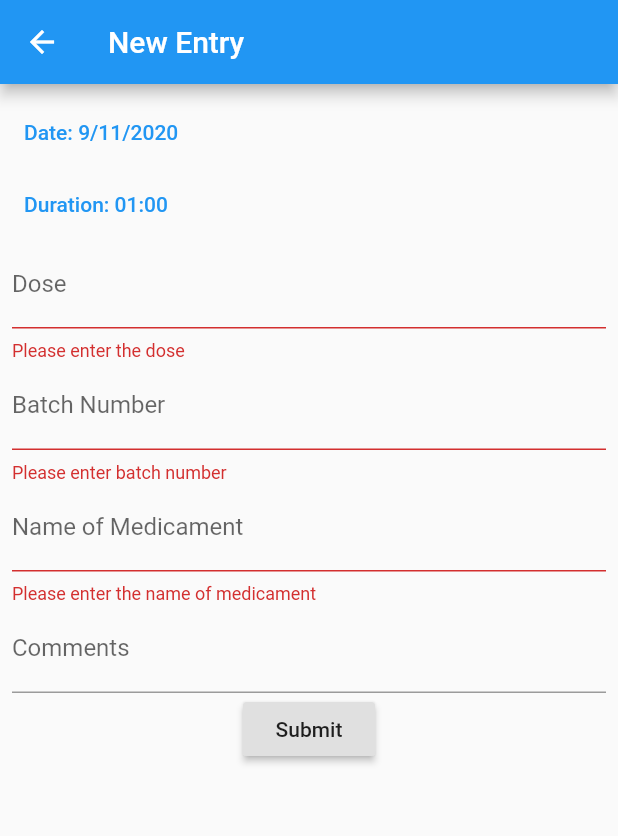
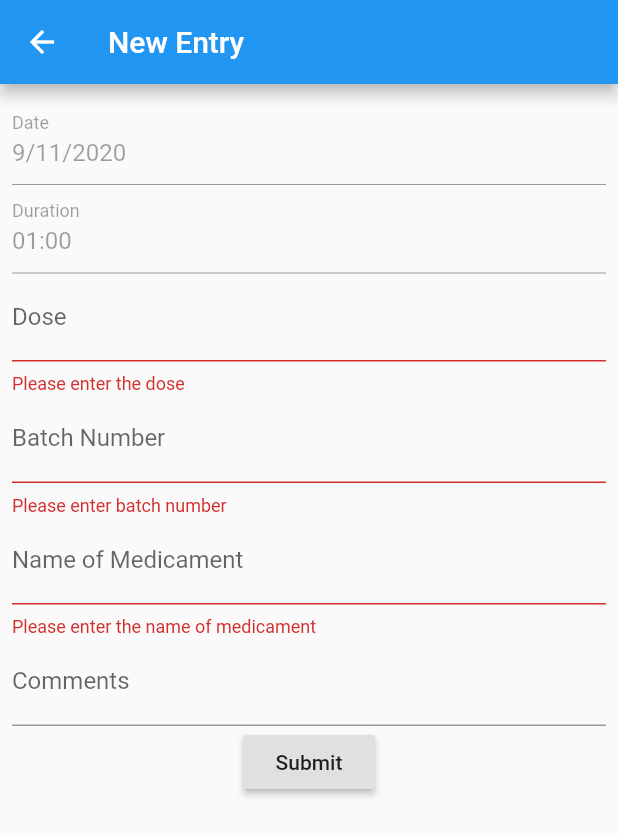
Before and after one commit to schnedo/therapy_calendar, a Flutter app: the AddMedicationEntry screen opened by its route, after a tap on "Submit", on a phone screen of 412 x 824 dp. Shown: the top 836 px of the screen. Run offline on Flutter 3.47's test engine with Material 2 defaults, Android fonts, the phone set to English and light mode, and no system bars; our stand-ins replace built_collection, built_value, flutter_bloc; missing offline and left inert: flutter_picker; generated files the repository leaves out were written again.

Commit message:
Assimilated date and duration input

```diff
--- a/lib/widgets/medication_entry/add.dart
+++ b/lib/widgets/medication_entry/add.dart
@@ -6,6 +6,8 @@ import 'package:therapy_calendar/generated/l10n.dart';
 import 'package:therapy_calendar/model/medication.dart';
 import 'package:therapy_calendar/model/medication_entry.dart';
 import 'package:therapy_calendar/widgets/medication/add.dart';
+
+String _formatValue(num number) => number.toString().padLeft(2, '0');
 
 class AddMedicationEntryFormField extends FormField<MedicationEntry> {
   AddMedicationEntryFormField(
@@ -21,8 +23,8 @@ class AddMedicationEntryFormField extends FormField<MedicationEntry> {
                 builder: (context) => Column(
                   crossAxisAlignment: CrossAxisAlignment.start,
                   children: [
-                    TextButton(
-                      onPressed: () {
+                    GestureDetector(
+                      onTap: () {
                         Picker(
                           adapter: DateTimePickerAdapter(
                             value: formState._builder.date,
@@ -36,12 +38,16 @@ class AddMedicationEntryFormField extends FormField<MedicationEntry> {
                           },
                         ).showModal(context);
                       },
-                      child:
-                          Text('${S.of(context).addMedicationEntryDateLabel}: '
-                              '${formState._date}'),
+                      child: TextField(
+                        decoration: InputDecoration(
+                            labelText:
+                                S.of(context).addMedicationEntryDateLabel),
+                        enabled: false,
+                        controller: formState._dateController,
+                      ),
                     ),
-                    TextButton(
-                      onPressed: () {
+                    GestureDetector(
+                      onTap: () {
                         Picker(
                           cancelText: S
                               .of(context)
@@ -87,10 +93,13 @@ class AddMedicationEntryFormField extends FormField<MedicationEntry> {
                           },
                         ).showModal(context);
                       },
-                      child: Text(
-                          '${S.of(context).addMedicationEntryDurationLabel}: '
-                          '${_formatValue(formState._hours)}:'
-                          '${_formatValue(formState._minutes)}'),
+                      child: TextField(
+                        decoration: InputDecoration(
+                            labelText:
+                                S.of(context).addMedicationEntryDurationLabel),
+                        enabled: false,
+                        controller: formState._durationController,
+                      ),
                     ),
                     AddMedicationFormField(
                       onChanged: formState.medicationChanged,
@@ -112,8 +121,6 @@ class AddMedicationEntryFormField extends FormField<MedicationEntry> {
   // ignore: diagnostic_describe_all_properties
   final ValueChanged<MedicationEntry> onChanged;
 
-  static String _formatValue(num number) => number.toString().padLeft(2, '0');
-
   @override
   _AddMedicationEntryFormFieldState createState() =>
       _AddMedicationEntryFormFieldState();
@@ -128,8 +135,20 @@ class _AddMedicationEntryFormFieldState
 
   String get _date => DateFormat.yMd().format(_builder.date);
 
+  final _dateController = TextEditingController();
+  final _durationController = TextEditingController();
+
+  @override
+  void initState() {
+    _dateController.text = _date;
+    _durationController.text =
+        '${_formatValue(_hours)}:${_formatValue(_minutes)}';
+    super.initState();
+  }
+
   void dateChanged(DateTime date) {
     _builder.date = date;
+    _dateController.text = _date;
     _changed();
   }
 
@@ -146,6 +165,8 @@ class _AddMedicationEntryFormFieldState
   void durationChanged() {
     final duration = Duration(hours: _hours, minutes: _minutes);
     _builder.duration = duration;
+    _durationController.text =
+        '${_formatValue(_hours)}:${_formatValue(_minutes)}';
     _changed();
   }
 
```
